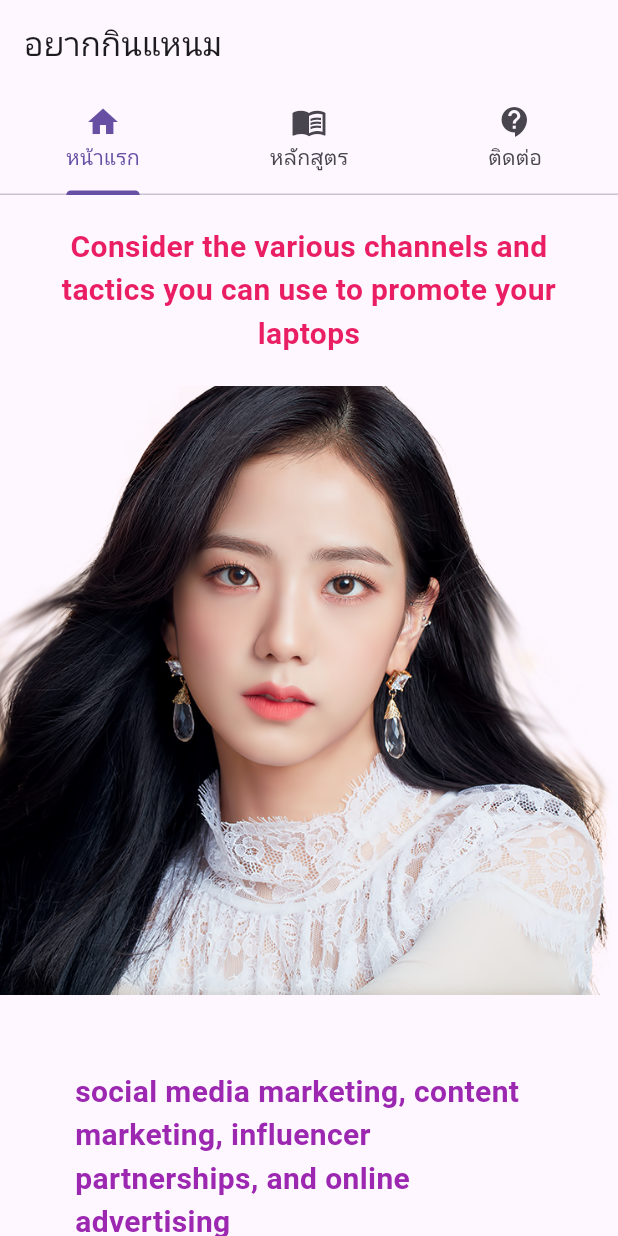
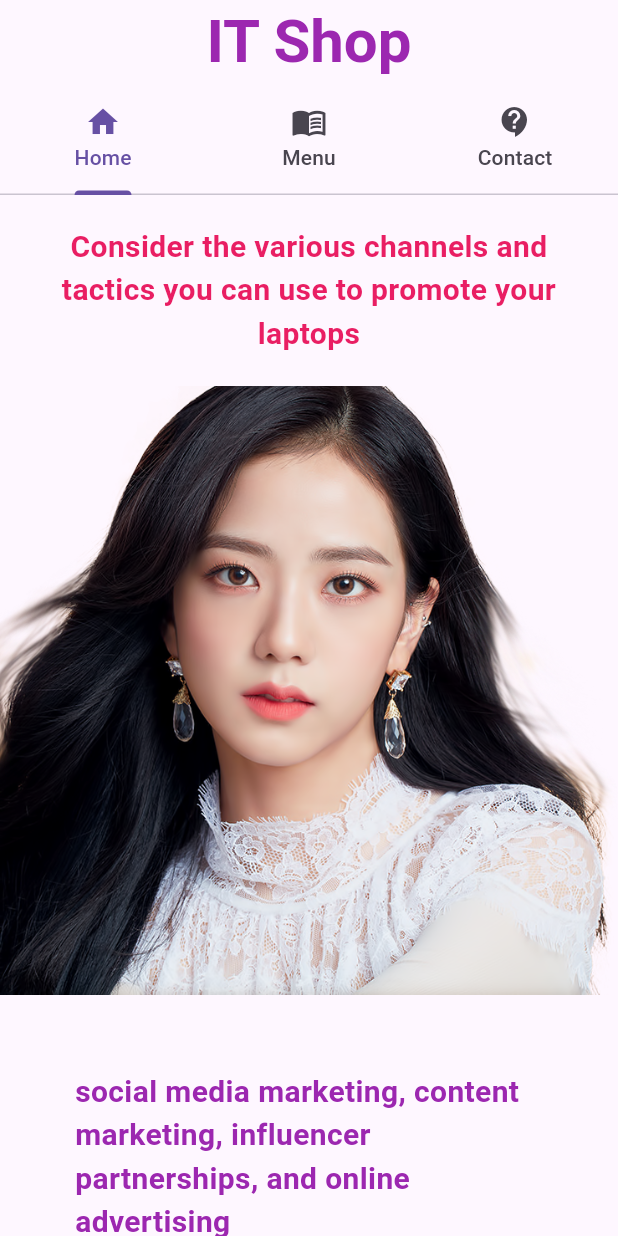
Before and after one commit to Hongina/flutter_ui, a Flutter app: the screen it shows after launch, on a phone screen of 412 x 824 dp. Run offline on Flutter 3.47's test engine with Material 3 defaults, Android fonts, the phone set to English and light mode, and no system bars.

Commit message:
add other page

```diff
--- a/lib/main.dart
+++ b/lib/main.dart
@@ -1,6 +1,7 @@
 import 'package:flutter/material.dart';
 import 'package:flutter_ui/myhome.dart';
-import 'package:flutter_ui/menubook.dart';
+import 'package:flutter_ui/menu.dart';
+import 'package:flutter_ui/contactinfo.dart';
 
 void main() {
   runApp(const MyApp());
@@ -16,17 +17,24 @@
           length: 3,
           child: Scaffold(
               appBar: AppBar(
-                title: const Text('อยากกินแหนม'),
+                title: Center(
+                    child: const Text(
+                  'IT Shop',
+                  style: TextStyle(
+                      fontSize: 40,
+                      fontWeight: FontWeight.bold,
+                      color: Colors.purple),
+                )),
                 bottom: const TabBar(
                   tabs: [
-                    Tab(icon: Icon(Icons.home), text: ('หน้าแรก')),
-                    Tab(icon: Icon(Icons.menu_book), text: ('หลักสูตร')),
-                    Tab(icon: Icon(Icons.contact_support), text: ('ติดต่อ')),
+                    Tab(icon: Icon(Icons.home), text: ('Home')),
+                    Tab(icon: Icon(Icons.menu_book), text: ('Menu')),
+                    Tab(icon: Icon(Icons.contact_support), text: ('Contact')),
                   ],
                 ),
               ),
               body: const TabBarView(
-                children: [MyHome(), MenuBook(), Icon(Icons.contact_support)],
+                children: [MyHome(), Menu(), ContactInfo()],
               ))),
     );
   }
```
